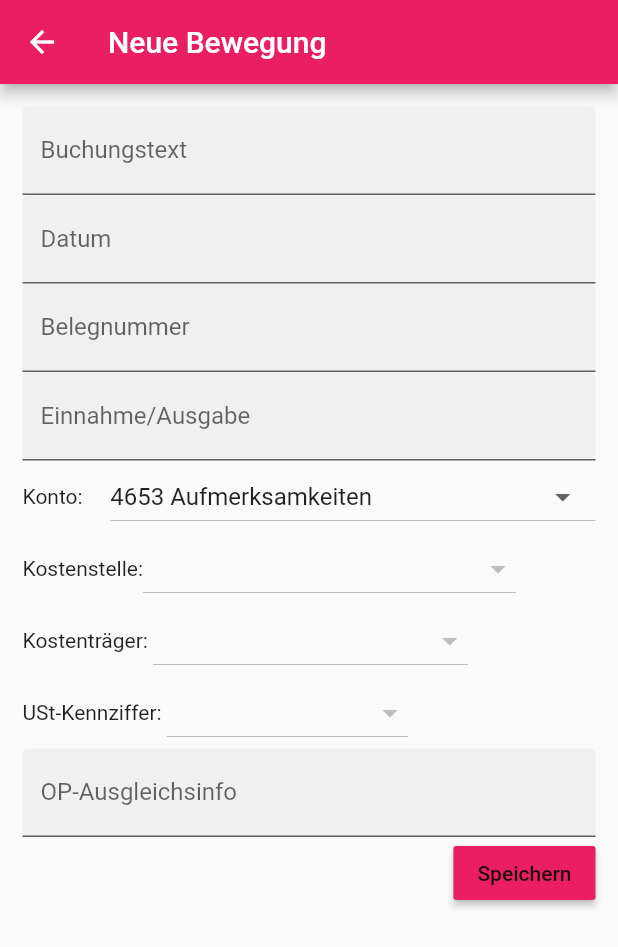
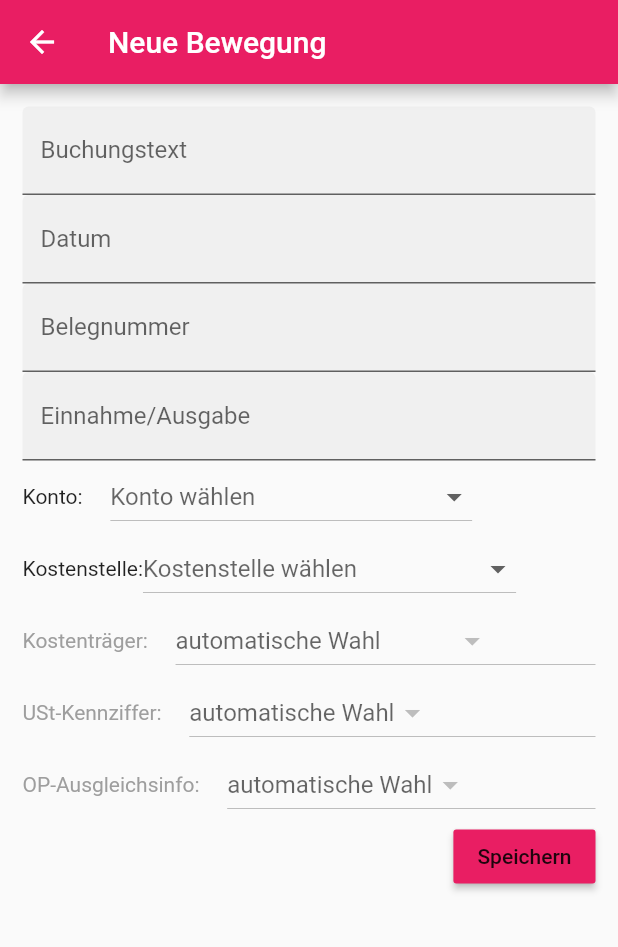
Before and after one commit to ThomasKozsir/kassenbuch_app_flutter, a Flutter app: the KassenBewegungen screen opened by its route, after a tap on the "add" icon, on a phone screen of 412 x 824 dp. Shown: the top 947 px of the screen. Run offline on Flutter 3.47's test engine with Material 2 defaults, Android fonts, the phone set to English and light mode, and no system bars.

Commit message:
- changed: Auswahl von DropDownButtons funktional

```diff
--- a/lib/Classes/Transaktion.dart
+++ b/lib/Classes/Transaktion.dart
@@ -20,4 +20,36 @@ class Transaktion {
       this.buchungstext,
       this.hochgeladen,
       this.plus);
+
+  @override
+  bool operator ==(Object other) =>
+      identical(this, other) ||
+          other is Transaktion &&
+              runtimeType == other.runtimeType &&
+              datum == other.datum &&
+              belegnummer == other.belegnummer &&
+              saldoAenderung == other.saldoAenderung &&
+              konto == other.konto &&
+              ust == other.ust &&
+              kostenstelle == other.kostenstelle &&
+              kostentraeger == other.kostentraeger &&
+              buchungstext == other.buchungstext &&
+              hochgeladen == other.hochgeladen &&
+              plus == other.plus;
+
+  @override
+  int get hashCode =>
+      datum.hashCode ^
+      belegnummer.hashCode ^
+      saldoAenderung.hashCode ^
+      konto.hashCode ^
+      ust.hashCode ^
+      kostenstelle.hashCode ^
+      kostentraeger.hashCode ^
+      buchungstext.hashCode ^
+      hochgeladen.hashCode ^
+      plus.hashCode;
+
+
+
 }
--- a/lib/KassenBewegungen.dart
+++ b/lib/KassenBewegungen.dart
@@ -25,27 +25,31 @@ class KassenBewegungenState extends State<KassenBewegungen> {
     _transaktionenListe = _GetFakeTransaktionen();
   }
 
-
-
   @override
   Widget build(BuildContext context) {
-
-
-    return new Scaffold(
+    return DefaultTabController(
+      length: 3,
+      child: new Scaffold(
         appBar: new AppBar(
           title: new Text(_kassenName),
+          bottom: TabBar(tabs: [
+            Tab(text: "Kassen"),
+            Tab(text: "Freigabe"),
+            Tab(text: "Kassensturz"),
+          ]),
         ),
-        body: new Container(
+        body:
+        TabBarView(
+          children: [
+            new Container(
               decoration: new BoxDecoration(
                 color: Colors.grey,
               ),
-          child:   new ListView.builder(
-                itemCount: _transaktionenListe.length,
-                itemBuilder: (context, index) {
-                  return new TransaktionWidget(_transaktionenListe[index]);
-                },
+              child: GetTransaktionListWidget(),
             ),
-
+            //new FreigabeWidget(),
+            new Text("Platzhalter Kassensturz"),
+          ],
         ),
 
         floatingActionButton: new FloatingActionButton(
@@ -56,20 +60,8 @@ class KassenBewegungenState extends State<KassenBewegungen> {
           foregroundColor: Colors.white,
           child: new Icon(Icons.add),
         ),
-
+      ),
     );
-
-  }
-
-  List<TransaktionWidget> _ErstelleListeVonTransaktionsWidgets(
-      List<Transaktion> transaktionen) {
-    List<TransaktionWidget> list = new List<TransaktionWidget>();
-
-    for (var s in transaktionen) {
-      list.add(new TransaktionWidget(s));
-    }
-
-    return list;
   }
 
   List<Transaktion> _GetFakeTransaktionen() {
@@ -79,21 +71,60 @@ class KassenBewegungenState extends State<KassenBewegungen> {
         "0815", "19.00 %", "180", "2010", "Bewirtung", true, true);
     Transaktion t2 = new Transaktion("10.06.2018", "0000002", "145.00 €",
         "1360", "7.00 %", "-", "-", "Bewirtung", false, true);
-    Transaktion t3 = new Transaktion("14.06.2018", "0000003", "23.00 €",
-        "1360", "19.00 %", "-", "-", "Bewirtung", false, true);
+    Transaktion t3 = new Transaktion("14.06.2018", "0000003", "23.00 €", "1360",
+        "19.00 %", "-", "-", "Bewirtung", false, true);
 
     liste.add(t1);
     liste.add(t2);
     liste.add(t3);
 
-
     return liste;
   }
-  Future _AddTransaktion()async {
-    final result = await Navigator.push(context, MaterialPageRoute(builder: (context) => new NeueTransaktionsPage()));
 
-    setState((){
+  Future _AddTransaktion() async {
+    final result = await Navigator.push(context,
+        MaterialPageRoute(builder: (context) => new NeueTransaktionsPage()));
+
+    setState(() {
       _transaktionenListe.add(result);
     });
   }
+
+  Widget GetTransaktionListWidget() {
+    return new ListView.builder(
+      itemCount: _transaktionenListe.length,
+      itemBuilder: (context, index) {
+        final Transaktion item = _transaktionenListe[index];
+        return Dismissible(
+          key: Key(item.toString()),
+          child: new TransaktionWidget(item),
+          direction: DismissDirection.endToStart,
+          movementDuration: Duration(seconds: 1),
+          background: Container(color: Colors.red),
+          secondaryBackground: Container(
+            alignment: Alignment.centerRight,
+            color: Colors.red,
+            child: Padding(
+              padding: const EdgeInsets.only(right: 20.0),
+              child: new Text(
+                "Löschen",
+                style: new TextStyle(
+                  color: Colors.white,
+                  fontSize: 16.0,
+                  fontWeight: FontWeight.bold,
+                ),
+                textDirection: TextDirection.rtl,
+              ),
+            ),
+          ),
+          onDismissed: (direction) {
+            // Remove the item from our data source.
+            setState(() {
+              _transaktionenListe.remove(item);
+            });
+          },
+        );
+      },
+    );
   }
+}
--- a/lib/NeueTransaktionsPage.dart
+++ b/lib/NeueTransaktionsPage.dart
@@ -19,6 +19,7 @@ class NeueTransaktionsPageState extends State<NeueTransaktionsPage> {
       umsatzsteuerController,
       buchungstextController,
       ausgleichsinfoController;
+  String _selectedKonto, _selectedKostenstelle, _selectedKostentraeger, _selectedUSt;
 
   NeueTransaktionsPageState() {
     datumController = TextEditingController();
@@ -36,13 +37,13 @@ class NeueTransaktionsPageState extends State<NeueTransaktionsPage> {
   Widget build(BuildContext context) {
     final _formKey = GlobalKey<FormState>();
 
-
     return new Scaffold(
         appBar: new AppBar(
           title: new Text("Neue Bewegung"),
         ),
         body: Padding(
-          padding: const EdgeInsets.all(15.0),
+          padding: const EdgeInsets.fromLTRB(15.0, 15.0, 15.0, 0.0),
+          child: SafeArea(
             child: Form(
               key: _formKey,
               child: new ListView(
@@ -51,7 +52,9 @@ class NeueTransaktionsPageState extends State<NeueTransaktionsPage> {
                   new TextFormField(
                     controller: buchungstextController,
                     validator: (value){
-
+                        if(value.isEmpty){
+                          return "Bitte geben Sie einen Buchungstext an";
+                        }
                     },
                     keyboardType: TextInputType.text,
                     decoration: new InputDecoration(
@@ -88,7 +91,7 @@ class NeueTransaktionsPageState extends State<NeueTransaktionsPage> {
                   new TextFormField(
                     validator: (value) {
                       if (value.isEmpty) {
-                      return 'Please enter some text';
+                        return "Bitte geben Sie den Gewinn/Verlust an";
                       }
                     },
                     controller: betragController,
@@ -102,17 +105,18 @@ class NeueTransaktionsPageState extends State<NeueTransaktionsPage> {
                   ),
                   //Konto
                   new Row(
-                  mainAxisSize: MainAxisSize.min,
                     children: <Widget>[
-                    Padding(
-                      padding: const EdgeInsets.only(right: 15.0),
-                      child: new Text("Konto: "),
-                    ),
-                    Expanded(
-                      child: new DropdownButton(
+                      Text("Konto: "),
+                      SizedBox(width: 15.0,),
+                      new DropdownButton(
+                        value: _selectedKonto,
                         items: GetKontoValues(),
-                        onChanged: (value) {},
-                      ),
+                        hint: new Text("Konto wählen"),
+                        onChanged: ( value) {
+                            _selectedKonto = value;
+                          setState(() {
+                          });
+                        },
                       ),
                     ],
                   ),
@@ -121,31 +125,57 @@ class NeueTransaktionsPageState extends State<NeueTransaktionsPage> {
                     children: <Widget>[
                       new Text("Kostenstelle:"),
                       new DropdownButton(
-                        items: GetKostenstellenValues(), onChanged: null)
+                        value: _selectedKostenstelle,
+                        hint: new Text("Kostenstelle wählen"),
+                          items: GetKostenstellenValues(),
+                          onChanged: (value){
+                            _selectedKostenstelle = value;
+                            setState(() {
+
+                            });
+                          },
+                          )
                     ],
                   ),
                   //Kostenträger
                   new Row(
                     children: <Widget>[
-                    new Text("Kostenträger: "),
-                    new DropdownButton(
-                        items: GetKostentraegerItems(), onChanged: null)
+                      new Text("Kostenträger: ", style: new TextStyle(color: Colors.grey),),
+                      SizedBox(width: 15.0,),
+                      Expanded(
+                        child: new DropdownButton(
+                          hint: new Text("automatische Wahl"),
+                            items: GetKostentraegerItems(), onChanged: null),
+                      )
                     ],
                   ),
                   //USt
                   new Row(
                     children: <Widget>[
-                    new Text("USt-Kennziffer: "),
-                    new DropdownButton(items: GetUStMenuItems(), onChanged: null)
+                      new Text("USt-Kennziffer: ", style: new TextStyle(color: Colors.grey),),
+                      SizedBox(width: 15.0,),
+                      Expanded(
+                        child: new DropdownButton(
+                          hint: new Text("automatische Wahl"),
+                            items: GetUStMenuItems(),
+                            onChanged: null,
+                        ),
+                      )
                     ],
                   ),
                   //OP-Ausgleichsinfo
-                new TextFormField(
-                  controller: ausgleichsinfoController,
-                  decoration: new InputDecoration(
-                      border: const UnderlineInputBorder(),
-                      filled: true,
-                      labelText: "OP-Ausgleichsinfo"),
+                  new Row(
+                    children: <Widget>[
+                      new Text("OP-Ausgleichsinfo: ", style: new TextStyle(color: Colors.grey),),
+                      SizedBox(width: 15.0,),
+                      Expanded(
+                        child: new DropdownButton(
+                          hint: new Text("automatische Wahl"),
+                          items:  new List<DropdownMenuItem>(),
+                          onChanged: null,
+                        ),
+                      )
+                    ],
                   ),
                   //Speicher Button
                   new Row(
@@ -153,6 +183,7 @@ class NeueTransaktionsPageState extends State<NeueTransaktionsPage> {
                     children: <Widget>[
                       new MaterialButton(
                         onPressed: () {
+                          if(_formKey.currentState.validate())
                             saveTransaktion(context);
                         },
                         child: new Text("Speichern"),
@@ -161,6 +192,7 @@ class NeueTransaktionsPageState extends State<NeueTransaktionsPage> {
                     ],
                   )
                 ],
+              ),
             ),
           ),
         ));
@@ -193,7 +225,7 @@ class NeueTransaktionsPageState extends State<NeueTransaktionsPage> {
           new Text("4530 Tanken"),
           new Text(
             "Kostenstelle: 180 Kostenträger: 2010",
-            style: new TextStyle(color: Colors.grey),
+            style: new TextStyle(color: Colors.grey, fontSize: 12.0),
           ),
         ],
       ),
@@ -210,7 +242,7 @@ class NeueTransaktionsPageState extends State<NeueTransaktionsPage> {
           new Text("4600 Werbekosten"),
           new Text(
             "Kostenstelle: Allgemeine sonst. Kosten 1",
-            style: new TextStyle(color: Colors.grey),
+            style: new TextStyle(color: Colors.grey, fontSize: 12.0),
           ),
         ],
       ),
@@ -218,7 +250,7 @@ class NeueTransaktionsPageState extends State<NeueTransaktionsPage> {
     ));
     list.add(new DropdownMenuItem<String>(
       child: new Text("4640 Repräsentationskosten"),
-      value: "4600 Werbekosten",
+      value: "4640 Repräsentationskosten",
     ));
     list.add(new DropdownMenuItem<String>(
       child: new Column(
@@ -227,7 +259,7 @@ class NeueTransaktionsPageState extends State<NeueTransaktionsPage> {
           new Text("4651 Bewirtung"),
           new Text(
             "USt: 7% USt/7% VSt",
-            style: new TextStyle(color: Colors.grey),
+            style: new TextStyle(color: Colors.grey, fontSize: 12.0),
           ),
         ],
       ),
@@ -240,14 +272,13 @@ class NeueTransaktionsPageState extends State<NeueTransaktionsPage> {
           new Text("4651 Bewirtung"),
           new Text(
             "USt: 19% USt/19% VSt",
-            style: new TextStyle(color: Colors.grey),
+            style: new TextStyle(color: Colors.grey, fontSize: 12.0),
           ),
         ],
       ),
       value: "4651 Bewirtung USt: 19%",
     ));
-    list.add(
-        new DropdownMenuItem<String>(child: new Text("4653 Aufmerksamkeiten")));
+    list.add(new DropdownMenuItem<String>(child: new Text("4653 Aufmerksamkeiten"), value: "4653 Aufmerksamkeiten",));
 
     return list;
   }
@@ -256,6 +287,7 @@ class NeueTransaktionsPageState extends State<NeueTransaktionsPage> {
     List<DropdownMenuItem> list = new List();
     list.add(new DropdownMenuItem<String>(
         child: new Text("180 Fuhrpark"), value: "180 Fuhrpark"));
+
     list.add(new DropdownMenuItem<String>(
         child: new Text("160 Allgemeine sonst. Kosten 1"),
         value: "160 Allgemeine sonst. Kosten 1"));
--- /dev/null
+++ b/lib/Widgets/FreigabeWidget.dart
@@ -0,0 +1,20 @@
+import 'package:flutter/widgets.dart';
+
+class FreigabeWidget extends StatefulWidget{
+
+  @override
+  State<StatefulWidget> createState() {
+    return FreigabeWidgetState();
+  }
+
+
+}
+
+class FreigabeWidgetState extends State<FreigabeWidget>{
+  @override
+  Widget build(BuildContext context) {
+    // TODO: implement build
+  }
+
+
+}
--- a/lib/Widgets/TransaktionWidget.dart
+++ b/lib/Widgets/TransaktionWidget.dart
@@ -3,6 +3,7 @@ import 'package:kassenbuch_app/Classes/Transaktion.dart';
 
 class TransaktionWidget extends StatefulWidget {
   Transaktion transaktion;
+
 
   TransaktionWidget(this.transaktion);
 
@@ -15,16 +16,12 @@ class TransaktionWidget extends StatefulWidget {
 class TransaktionWidgetState extends State<TransaktionWidget> {
   Transaktion transaktion;
 
+
   TransaktionWidgetState(this.transaktion);
 
   @override
   Widget build(BuildContext context) {
-    return Dismissible(
-      onDismissed: (_){
-
-      },
-      key: new Key(transaktion.belegnummer),
-      child: GestureDetector(
+    return  GestureDetector(
         onTap: () {},
         child: new Container(
           decoration: new BoxDecoration(color: Colors.white),
@@ -36,7 +33,10 @@ class TransaktionWidgetState extends State<TransaktionWidget> {
                   mainAxisAlignment: MainAxisAlignment.spaceEvenly,
                   children: <Widget>[
                     new Column(
-                    children: <Widget>[new Text("Datum"), new Text(transaktion.datum)],
+                      children: <Widget>[
+                        new Text("Datum"),
+                        new Text(transaktion.datum)
+                      ],
                     ),
                     /*new Column(
                     children: <Widget>[
@@ -94,19 +94,20 @@ class TransaktionWidgetState extends State<TransaktionWidget> {
             ],
           ),
         ),
-      ),
       );
+
   }
 
   CreateColoredSaldoText(Transaktion transaktion) {
-    if(transaktion.plus != null) {
+    if (transaktion.plus != null) {
       return transaktion.plus
-          ? new Text(
-          transaktion.saldoAenderung, style: new TextStyle(color: Colors.green))
-          : new Text(
-          transaktion.saldoAenderung, style: new TextStyle(color: Colors.red));
-    }else{
-      return new Text(transaktion.saldoAenderung, style: new TextStyle(color: Colors.green));
+          ? new Text(transaktion.saldoAenderung,
+              style: new TextStyle(color: Colors.green))
+          : new Text(transaktion.saldoAenderung,
+              style: new TextStyle(color: Colors.red));
+    } else {
+      return new Text(transaktion.saldoAenderung,
+          style: new TextStyle(color: Colors.green));
     }
   }
 
@@ -114,12 +115,12 @@ class TransaktionWidgetState extends State<TransaktionWidget> {
     double height = 20.0;
     double width = 20.0;
 
-    if(transaktion.hochgeladen){
-      return new Image.asset("assets/check.png", color: Colors.green, height: height, width: height);
-    }else{
-      return new Image.asset("assets/upload.png", color: Colors.red, height: height, width: height);
+    if (transaktion.hochgeladen) {
+      return new Image.asset("assets/check.png",
+          color: Colors.green, height: height, width: height);
+    } else {
+      return new Image.asset("assets/upload.png",
+          color: Colors.red, height: height, width: height);
     }
   }
-
-
 }
```
Lines whose indentation alone changed are shown as unchanged.
